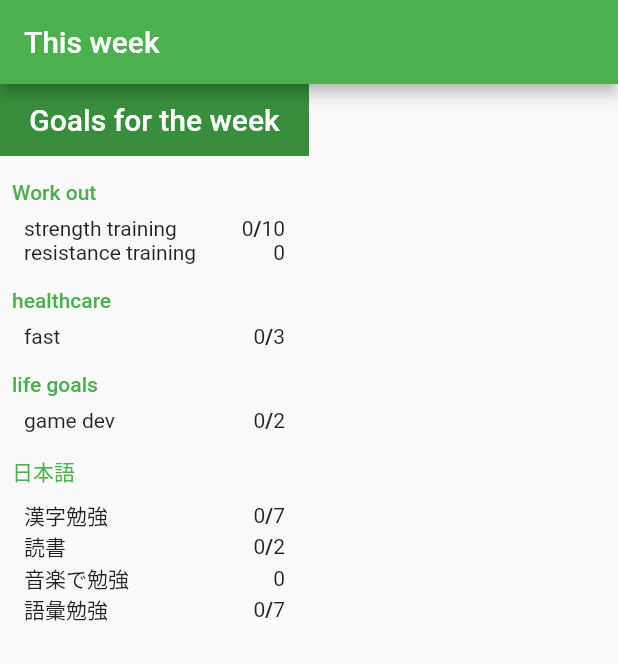
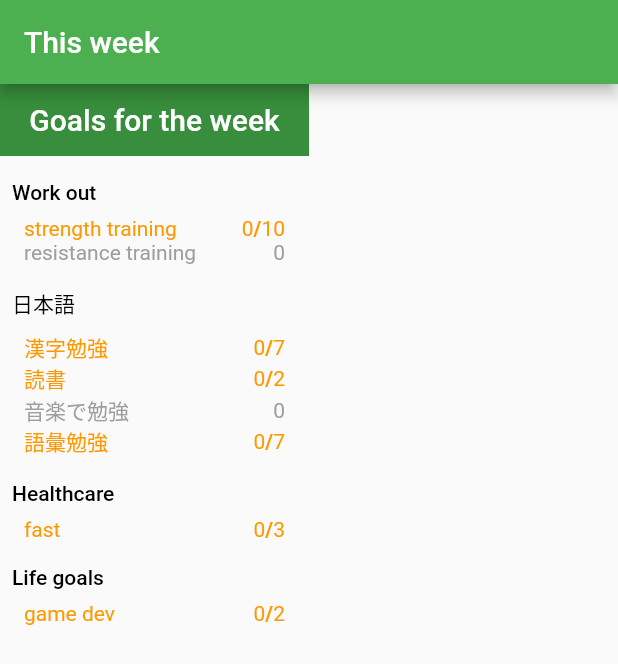
Before and after one commit to lalomartins/weekly_goals, a Flutter app: the screen it shows after launch, on a phone screen of 412 x 824 dp. Shown: the top 664 px of the screen. Run offline on Flutter 3.47's test engine with Material 2 defaults, Android fonts, the phone set to English and light mode, and no system bars; our stand-ins replace moor, moor_ffi, yaml; missing offline and left inert: strings; generated files the repository leaves out were written again.

Commit message:
actually calculate goal progress

```diff
--- a/lib/widgets/goals_for_the_week.dart
+++ b/lib/widgets/goals_for_the_week.dart
@@ -25,7 +25,26 @@ class Goal {
     dailyAmountMatters = other.dailyAmountMatters,
     currentProgress = resetProgress ? 0 : other.currentProgress;
 
-  static void computeProgress(List<Goal> goals, List<Event> events) {}
+  static void computeProgress(List<Goal> goals, List<Event> events) {
+    Map<String, Goal> map = Map();
+    Map<String, Set<int>> weekdayChecks = Map();
+    goals.forEach((goal) {
+      goal.currentProgress = 0;
+      map[goal.name] = goal;
+    });
+    events.forEach((event) {
+      final goal = map[event.name];
+      if (goal.dailyAmountMatters)
+        goal.currentProgress++;
+      else {
+        weekdayChecks.putIfAbsent(goal.name, () => Set());
+        if (!weekdayChecks[goal.name].contains(event.timestamp.weekday)) {
+          weekdayChecks[goal.name].add(event.timestamp.weekday);
+          goal.currentProgress++;
+        }
+      }
+    });
+  }
 
   static Map<String, List<Goal>> sortByCategory(List<Goal> goals) {
     Map<String, List<Goal>> map = Map();
@@ -45,11 +64,11 @@ final List<Goal> currentGoals = [
   Goal(name: '読書', category: '日本語', perWeek: 2),
   Goal(name: '音楽で勉強', category: '日本語', perWeek: null),
   Goal(name: '語彙勉強', category: '日本語', perWeek: 7, dailyAmountMatters: false),
-  Goal(name: 'fast', category: 'healthcare', perWeek: 3),
-  Goal(name: 'game dev', category: 'life goals', perWeek: 2),
+  Goal(name: 'fast', category: 'Healthcare', perWeek: 3),
+  Goal(name: 'game dev', category: 'Life goals', perWeek: 2),
 ];
 final sortedGoals = Goal.sortByCategory(currentGoals);
-final categories = sortedGoals.keys.toList()..sort();
+final categories = sortedGoals.keys.toList();
 
 class GoalsForTheWeek extends StatelessWidget {
   const GoalsForTheWeek({
@@ -61,7 +80,7 @@ class GoalsForTheWeek extends StatelessWidget {
     final _dbProvider = Provider.of<EventDatabase>(context);
 
     return StreamBuilder<List<Event>>(
-    stream: _dbProvider.watchRecentEvents(days: 7),
+    stream: _dbProvider.watchWeekEvents(weekStartsOn: MaterialLocalizations.of(context).firstDayOfWeekIndex, type: 'weekly goals'),
     builder: (context, snapshot) {
       if (snapshot.hasData)
         Goal.computeProgress(currentGoals, snapshot.data);
@@ -94,11 +113,20 @@ class GoalsForTheWeek extends StatelessWidget {
                 }
                 Goal goal = sortedGoals[categories[category]][index - categoryStart - 1];
                 if (goal != null) {
+                  Color color = Colors.black;
+                  if (goal.perWeek == null) {
+                    if (goal.currentProgress == 0) color = Colors.grey;
+                    else color = Colors.blue;
+                  } else {
+                    if (goal.currentProgress >= goal.perWeek) color = Colors.green;
+                    else color = Colors.orange;
+                  }
+                  final style = TextStyle(color: color);
                   return Padding(
                     padding: ListTileTheme.of(context).contentPadding ?? EdgeInsets.symmetric(horizontal: 16.0),
                     child: Row(
                       children: <Widget>[
-                        Text(goal.name),
+                        Text(goal.name, style: style),
                         Spacer(),
                         RichText(textAlign: TextAlign.right, text: TextSpan(
                           children: [
@@ -107,7 +135,7 @@ class GoalsForTheWeek extends StatelessWidget {
                             TextSpan(text: ('/'), style: TextStyle(fontWeight: FontWeight.bold)),
                             TextSpan(text: (goal.perWeek).toString()),
                           ]),
-                          style: Theme.of(context).textTheme.body1,
+                          style: style,
                         )),
                       ],
                     ),
--- a/lib/widgets/section_title.dart
+++ b/lib/widgets/section_title.dart
@@ -16,7 +16,7 @@ class SectionTitle extends StatelessWidget {
         title,
         style: style ??
             TextStyle(
-              color: Theme.of(context).accentColor,
+              color: Theme.of(context).textTheme.subtitle.color,
               fontWeight: FontWeight.w500,
             ),
       ),
```
Also changed, not shown: lib/db.dart (+15 -0 lines).
